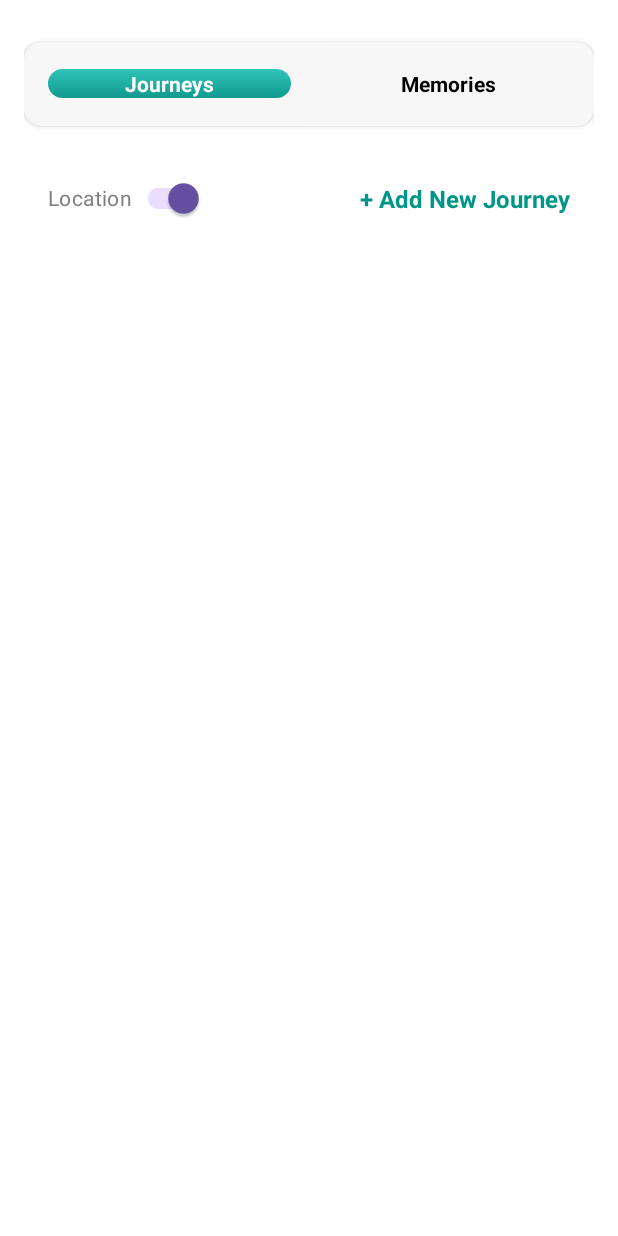
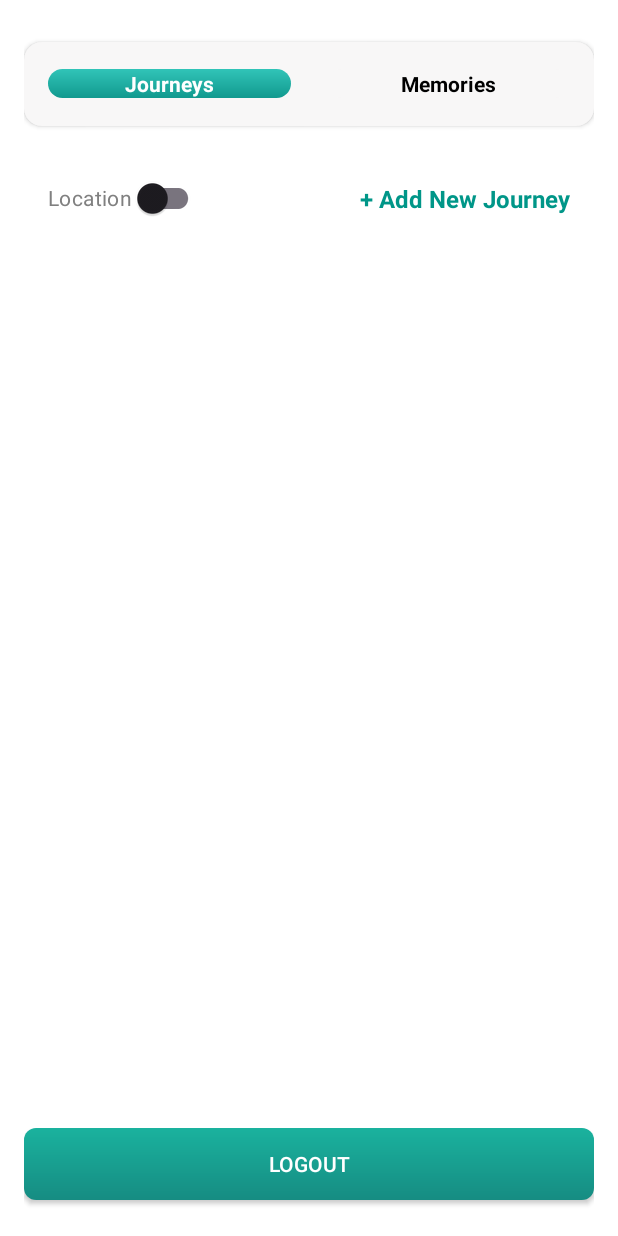
Before and after one commit to premdoiphode0907/travel_journal_app, an Android app: the JourneyFragment screen opened directly, with no data from a screen before it, on a phone screen of 412 x 824 dp. Run offline under Robolectric (Android 15) with nearby library versions, the phone set to English and light mode, and no system bars; 1 statement that could not run was skipped.

Commit message:
App Done

```diff
--- a/app/src/main/java/com/app/traveljournalapp/activity/JourneyManagementActivity.java
+++ b/app/src/main/java/com/app/traveljournalapp/activity/JourneyManagementActivity.java
@@ -1,9 +1,11 @@
 package com.app.traveljournalapp.activity;
 
+import android.content.Intent;
 import android.graphics.Color;
 import android.os.Bundle;
 import android.view.LayoutInflater;
 import android.view.View;
+import android.widget.Button;
 import android.widget.TextView;
 
 import androidx.appcompat.app.AppCompatActivity;
@@ -13,11 +15,13 @@ import androidx.fragment.app.FragmentTransaction;
 import com.app.traveljournalapp.R;
 import com.app.traveljournalapp.fragment.JourneyFragment;
 import com.app.traveljournalapp.fragment.MemoriesFragment;
+import com.app.traveljournalapp.utils.SharedPreferencesHelper;
 import com.google.android.material.tabs.TabLayout;
 
 public class JourneyManagementActivity extends AppCompatActivity {
 
     private TabLayout tabLayout;
+    private SharedPreferencesHelper sharedPreferencesHelper;
 
     @Override
     protected void onCreate(Bundle savedInstanceState) {
@@ -25,6 +29,7 @@ public class JourneyManagementActivity extends AppCompatActivity {
         setContentView(R.layout.activity_journey_management);
 
         tabLayout = findViewById(R.id.tabLayout);
+        Button btnLogout = findViewById(R.id.btnLogout);
 
         TabLayout.Tab journeyTab = tabLayout.newTab();
         journeyTab.setCustomView(createTabView("Journeys", true));
@@ -33,6 +38,8 @@ public class JourneyManagementActivity extends AppCompatActivity {
         TabLayout.Tab memoriesTab = tabLayout.newTab();
         memoriesTab.setCustomView(createTabView("Memories", false));
         tabLayout.addTab(memoriesTab);
+
+        sharedPreferencesHelper = new SharedPreferencesHelper(this);
 
         // Load the Journey fragment by default
         loadFragment(new JourneyFragment());
@@ -56,6 +63,17 @@ public class JourneyManagementActivity extends AppCompatActivity {
 
             @Override
             public void onTabReselected(TabLayout.Tab tab) {}
+        });
+
+        // Logout button click
+        btnLogout.setOnClickListener(v -> {
+            sharedPreferencesHelper.setLoggedIn(false);  // clear login state
+            sharedPreferencesHelper.setUserId(-1);       // reset user ID
+
+            Intent intent = new Intent(JourneyManagementActivity.this, LoginActivity.class);
+            intent.setFlags(Intent.FLAG_ACTIVITY_NEW_TASK | Intent.FLAG_ACTIVITY_CLEAR_TASK);
+            startActivity(intent);
+            finish();
         });
     }
 
--- a/app/src/main/java/com/app/traveljournalapp/activity/LoginActivity.java
+++ b/app/src/main/java/com/app/traveljournalapp/activity/LoginActivity.java
@@ -131,7 +131,11 @@ public class LoginActivity extends AppCompatActivity {
         user.setEmail(email);
         user.setPassword(password);
         // Save to Room Database in a background thread
-        new Thread(() -> appDatabase.userDao().insert(user)).start();
+
+        new Thread(() -> {
+            appDatabase.userDao().clear();
+            appDatabase.userDao().insert(user);
+        }).start();
     }
 
     // Navigate to Journey Activity after successful login
--- a/app/src/main/java/com/app/traveljournalapp/data/db/UserDao.java
+++ b/app/src/main/java/com/app/traveljournalapp/data/db/UserDao.java
@@ -14,6 +14,6 @@ public interface UserDao {
     @Insert
     void insert(User user);
 
-    @Query("SELECT * FROM user WHERE email = :email")
-    User getUserByEmail(String email);
+    @Query("DELETE FROM user")
+    void clear();
 }
--- a/app/src/main/java/com/app/traveljournalapp/fragment/JourneyFragment.java
+++ b/app/src/main/java/com/app/traveljournalapp/fragment/JourneyFragment.java
@@ -203,15 +203,6 @@ public class JourneyFragment extends Fragment {
             double lat = location.getLatitude();
             double lng = location.getLongitude();
             address = getAddressFromLatLng(lat, lng);
-
-            Toast.makeText(getContext(), "Location: " + address, Toast.LENGTH_SHORT).show();
-
-            if (isWaitingForLocation) {
-                isWaitingForLocation = false;
-                Intent intent = new Intent(getContext(), AddJourneyActivity.class);
-                intent.putExtra("address", address);
-                startActivity(intent);
-            }
         }
     }
 
@@ -243,6 +234,18 @@ public class JourneyFragment extends Fragment {
         }
     }
 
+    @Override
+    public void onResume() {
+        super.onResume();
+        updateLocationSwitchState();
+
+        // Auto-fetch if location is enabled and we have permission
+        if (isLocationEnabled() &&
+                ActivityCompat.checkSelfPermission(requireContext(), Manifest.permission.ACCESS_FINE_LOCATION)
+                        == PackageManager.PERMISSION_GRANTED) {
+            fetchLocation();
+        }
+    }
     @Override
     public void onActivityResult(int requestCode, int resultCode, Intent data) {
         super.onActivityResult(requestCode, resultCode, data);
--- a/app/src/main/res/layout/activity_journey_management.xml
+++ b/app/src/main/res/layout/activity_journey_management.xml
@@ -31,4 +31,14 @@
         android:layout_width="match_parent"
         android:layout_height="0dp"
         android:layout_weight="1" />
+
+    <androidx.appcompat.widget.AppCompatButton
+        android:id="@+id/btnLogout"
+        android:layout_width="match_parent"
+        android:layout_height="wrap_content"
+        android:text="Logout"
+        android:textColor="#FFFFFF"
+        android:background="@drawable/gradient_button_bg"
+        android:layout_marginTop="16dp"
+        android:layout_marginBottom="8dp"/>
 </LinearLayout>
```
